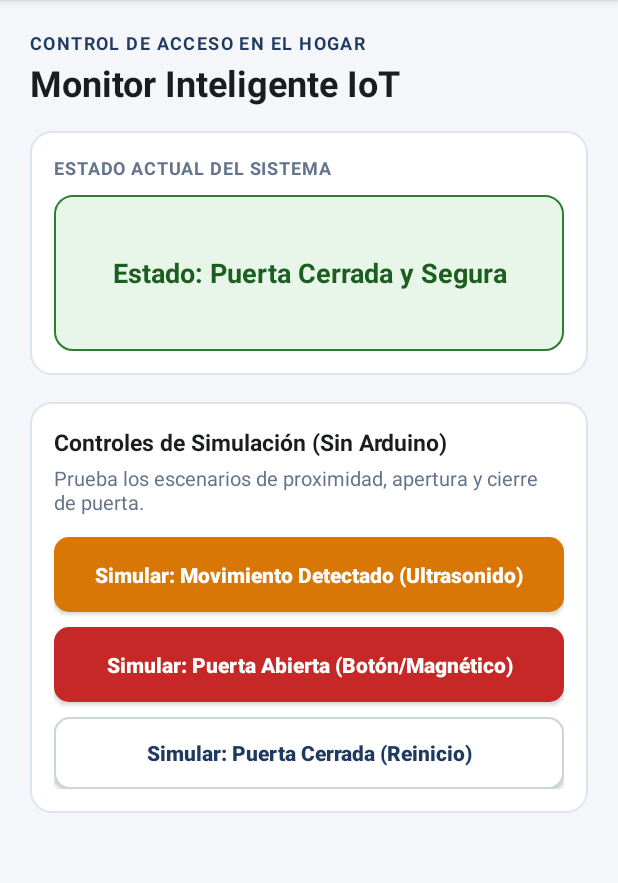
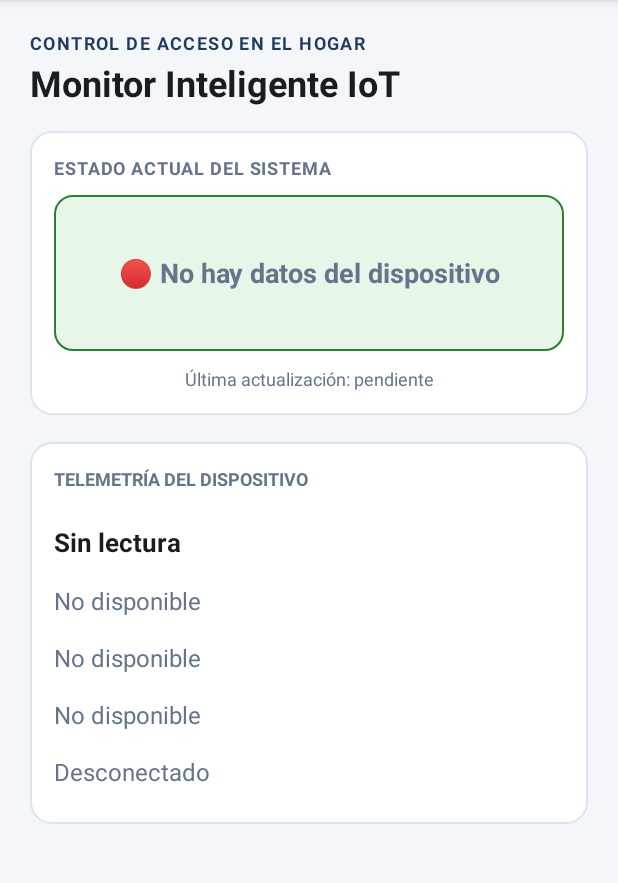
Before and after one commit to Loreto-ISO/prueba-iot2, an Android app: the screen it shows after launch once a user with an empty profile is signed in (DashboardActivity), on a phone screen of 412 x 824 dp, the part 84-967 px from its top. Run offline under Robolectric (Android 15) with nearby library versions, the phone set to English and light mode, and no system bars; our stand-ins replace Firebase (no records; nobody signed in at launch, a user with empty details on screens opened directly); 2 statements that could not run were skipped.

Commit message:
feat: replace dashboard simulations with realtime device state

```diff
--- a/app/src/main/java/com/example/myapplication/DashboardActivity.kt
+++ b/app/src/main/java/com/example/myapplication/DashboardActivity.kt
@@ -2,34 +2,131 @@ package com.example.myapplication
 
 import android.graphics.Color
 import android.os.Bundle
-import android.widget.Button
 import android.widget.TextView
+import android.widget.Toast
 import androidx.appcompat.app.AppCompatActivity
+import com.example.myapplication.data.FirebaseDatabaseRepository
+import com.example.myapplication.model.DeviceState
+import com.google.firebase.database.DatabaseError
+import com.google.firebase.database.ValueEventListener
+import java.text.DateFormat
+import java.util.Date
 
 class DashboardActivity : AppCompatActivity() {
+    private val databaseRepository = FirebaseDatabaseRepository()
+    private var stateListener: ValueEventListener? = null
+    private val deviceId = "casa-01"
+
+    private lateinit var tvStatus: TextView
+    private lateinit var tvDistance: TextView
+    private lateinit var tvDoor: TextView
+    private lateinit var tvLed: TextView
+    private lateinit var tvBuzzer: TextView
+    private lateinit var tvWifi: TextView
+    private lateinit var tvUpdatedAt: TextView
 
     override fun onCreate(savedInstanceState: Bundle?) {
         super.onCreate(savedInstanceState)
         setContentView(R.layout.activity_dashboard)
 
-        val tvStatus = findViewById<TextView>(R.id.tvStatus)
-        val btnSimularProximidad = findViewById<Button>(R.id.btnSimularProximidad)
-        val btnSimularApertura = findViewById<Button>(R.id.btnSimularApertura)
-        val btnSimularCierre = findViewById<Button>(R.id.btnSimularCierre)
+        tvStatus = findViewById(R.id.tvStatus)
+        tvDistance = findViewById(R.id.tvDistance)
+        tvDoor = findViewById(R.id.tvDoor)
+        tvLed = findViewById(R.id.tvLed)
+        tvBuzzer = findViewById(R.id.tvBuzzer)
+        tvWifi = findViewById(R.id.tvWifi)
+        tvUpdatedAt = findViewById(R.id.tvUpdatedAt)
 
-        btnSimularProximidad.setOnClickListener {
-            tvStatus.text = "Precaución: Movimiento detectado cerca de la puerta"
-            tvStatus.setTextColor(Color.parseColor("#FF9800"))
+        observeDeviceState()
+    }
+
+    private fun observeDeviceState() {
+        stateListener = databaseRepository.observeDeviceState(
+            deviceId = deviceId,
+            onState = { state ->
+                runOnUiThread {
+                    if (state == null) {
+                        showUnavailableState()
+                    } else {
+                        renderState(state)
+                    }
+                }
+            },
+            onError = { error ->
+                runOnUiThread {
+                    showUnavailableState()
+                    Toast.makeText(
+                        this,
+                        "No se pudo actualizar el dispositivo: ${error.message}",
+                        Toast.LENGTH_LONG
+                    ).show()
+                }
+            }
+        )
+    }
+
+    private fun renderState(state: DeviceState) {
+        tvDistance.text = if (state.distanceCm > 0) {
+            "%.1f cm".format(state.distanceCm)
+        } else {
+            "Sin lectura"
         }
 
-        btnSimularApertura.setOnClickListener {
-            tvStatus.text = "ALERTA CRÍTICA: ¡Puerta Abierta!"
-            tvStatus.setTextColor(Color.parseColor("#FF0000"))
+        tvDoor.text = if (state.doorOpen) "Abierta" else "Cerrada"
+        tvDoor.setTextColor(if (state.doorOpen) COLOR_ALERT else COLOR_SAFE)
+
+        tvLed.text = if (state.ledOn) "Encendido" else "Apagado"
+        tvLed.setTextColor(if (state.ledOn) COLOR_WARNING else COLOR_SAFE)
+
+        tvBuzzer.text = if (state.buzzerOn) "Activo" else "Inactivo"
+        tvBuzzer.setTextColor(if (state.buzzerOn) COLOR_ALERT else COLOR_SAFE)
+
+        tvWifi.text = if (state.wifiConnected) "Conectado" else "Desconectado"
+        tvWifi.setTextColor(if (state.wifiConnected) COLOR_SAFE else COLOR_ALERT)
+
+        tvStatus.text = when {
+            !state.wifiConnected -> "🔴 Sin conexión con el dispositivo"
+            state.doorOpen -> "🔴 ALERTA: Puerta abierta"
+            state.distanceCm > PROXIMITY_WARNING_CM -> "🟡 Advertencia: proximidad detectada"
+            else -> "🟢 Seguro: sistema operativo"
         }
+        tvStatus.setTextColor(
+            when {
+                !state.wifiConnected || state.doorOpen -> COLOR_ALERT
+                state.distanceCm > PROXIMITY_WARNING_CM -> COLOR_WARNING
+                else -> COLOR_SAFE
+            }
+        )
 
-        btnSimularCierre.setOnClickListener {
-            tvStatus.text = "Estado: Puerta Cerrada y Segura"
-            tvStatus.setTextColor(Color.parseColor("#009900"))
+        tvUpdatedAt.text = if (state.updatedAt > 0) {
+            "Última actualización: ${DateFormat.getDateTimeInstance().format(Date(state.updatedAt))}"
+        } else {
+            "Última actualización: pendiente"
         }
     }
+
+    private fun showUnavailableState() {
+        tvDistance.text = "Sin lectura"
+        tvDoor.text = "No disponible"
+        tvLed.text = "No disponible"
+        tvBuzzer.text = "No disponible"
+        tvWifi.text = "Desconectado"
+        tvWifi.setTextColor(COLOR_ALERT)
+        tvStatus.text = "🔴 No hay datos del dispositivo"
+        tvStatus.setTextColor(COLOR_ALERT)
+        tvUpdatedAt.text = "Última actualización: pendiente"
+    }
+
+    override fun onDestroy() {
+        stateListener?.let { databaseRepository.removeStateListener(deviceId, it) }
+        stateListener = null
+        super.onDestroy()
+    }
+
+    companion object {
+        private const val PROXIMITY_WARNING_CM = 100.0
+        private const val COLOR_SAFE = Color.rgb(27, 94, 32)
+        private const val COLOR_WARNING = Color.rgb(230, 126, 34)
+        private const val COLOR_ALERT = Color.rgb(198, 40, 40)
+    }
 }
--- a/app/src/main/res/layout/activity_dashboard.xml
+++ b/app/src/main/res/layout/activity_dashboard.xml
@@ -55,11 +55,21 @@
                 android:background="@drawable/bg_status_safe"
                 android:gravity="center"
                 android:padding="14dp"
-                android:text="Estado: Puerta Cerrada y Segura"
+                android:text="Consultando dispositivo..."
                 android:textAlignment="center"
-                android:textColor="#1B5E20"
+                android:textColor="#64748B"
                 android:textSize="18sp"
                 android:textStyle="bold" />
+
+            <TextView
+                android:id="@+id/tvUpdatedAt"
+                android:layout_width="match_parent"
+                android:layout_height="wrap_content"
+                android:layout_marginTop="10dp"
+                android:gravity="center"
+                android:text="Última actualización: pendiente"
+                android:textColor="#64748B"
+                android:textSize="12sp" />
         </LinearLayout>
 
         <LinearLayout
@@ -72,55 +82,57 @@
             <TextView
                 android:layout_width="wrap_content"
                 android:layout_height="wrap_content"
-                android:layout_marginBottom="4dp"
-                android:text="Controles de Simulación (Sin Arduino)"
-                android:textColor="#1A1D20"
-                android:textSize="15sp"
+                android:layout_marginBottom="14dp"
+                android:text="TELEMETRÍA DEL DISPOSITIVO"
+                android:textColor="#64748B"
+                android:textSize="12sp"
                 android:textStyle="bold" />
 
             <TextView
+                android:id="@+id/tvDistance"
                 android:layout_width="match_parent"
                 android:layout_height="wrap_content"
-                android:layout_marginBottom="14dp"
-                android:text="Prueba los escenarios de proximidad, apertura y cierre de puerta."
-                android:textColor="#64748B"
-                android:textSize="13sp" />
-
-            <Button
-                android:id="@+id/btnSimularProximidad"
-                android:layout_width="match_parent"
-                android:layout_height="50dp"
-                android:background="@drawable/bg_btn_warning"
-                android:text="Simular: Movimiento Detectado (Ultrasonido)"
-                android:textAllCaps="false"
-                android:textColor="#FFFFFF"
-                android:textSize="14sp"
+                android:paddingVertical="8dp"
+                android:text="Distancia: Sin lectura"
+                android:textColor="#1A1D20"
+                android:textSize="17sp"
                 android:textStyle="bold" />
 
-            <Button
-                android:id="@+id/btnSimularApertura"
+            <TextView
+                android:id="@+id/tvDoor"
                 android:layout_width="match_parent"
-                android:layout_height="50dp"
-                android:layout_marginTop="10dp"
-                android:background="@drawable/bg_btn_danger"
-                android:text="Simular: Puerta Abierta (Botón/Magnético)"
-                android:textAllCaps="false"
-                android:textColor="#FFFFFF"
-                android:textSize="14sp"
-                android:textStyle="bold" />
+                android:layout_height="wrap_content"
+                android:paddingVertical="8dp"
+                android:text="Puerta: No disponible"
+                android:textColor="#64748B"
+                android:textSize="16sp" />
 
-            <Button
-                android:id="@+id/btnSimularCierre"
+            <TextView
+                android:id="@+id/tvLed"
                 android:layout_width="match_parent"
-                android:layout_height="48dp"
-                android:layout_marginTop="10dp"
-                android:background="@drawable/bg_btn_secondary"
-                android:text="Simular: Puerta Cerrada (Reinicio)"
-                android:textAllCaps="false"
-                android:textColor="#1E3A5F"
-                android:textSize="14sp"
-                android:textStyle="bold" />
+                android:layout_height="wrap_content"
+                android:paddingVertical="8dp"
+                android:text="LED: No disponible"
+                android:textColor="#64748B"
+                android:textSize="16sp" />
+
+            <TextView
+                android:id="@+id/tvBuzzer"
+                android:layout_width="match_parent"
+                android:layout_height="wrap_content"
+                android:paddingVertical="8dp"
+                android:text="Buzzer: No disponible"
+                android:textColor="#64748B"
+                android:textSize="16sp" />
+
+            <TextView
+                android:id="@+id/tvWifi"
+                android:layout_width="match_parent"
+                android:layout_height="wrap_content"
+                android:paddingVertical="8dp"
+                android:text="WiFi: Desconectado"
+                android:textColor="#64748B"
+                android:textSize="16sp" />
         </LinearLayout>
-
     </LinearLayout>
 </ScrollView>
```
